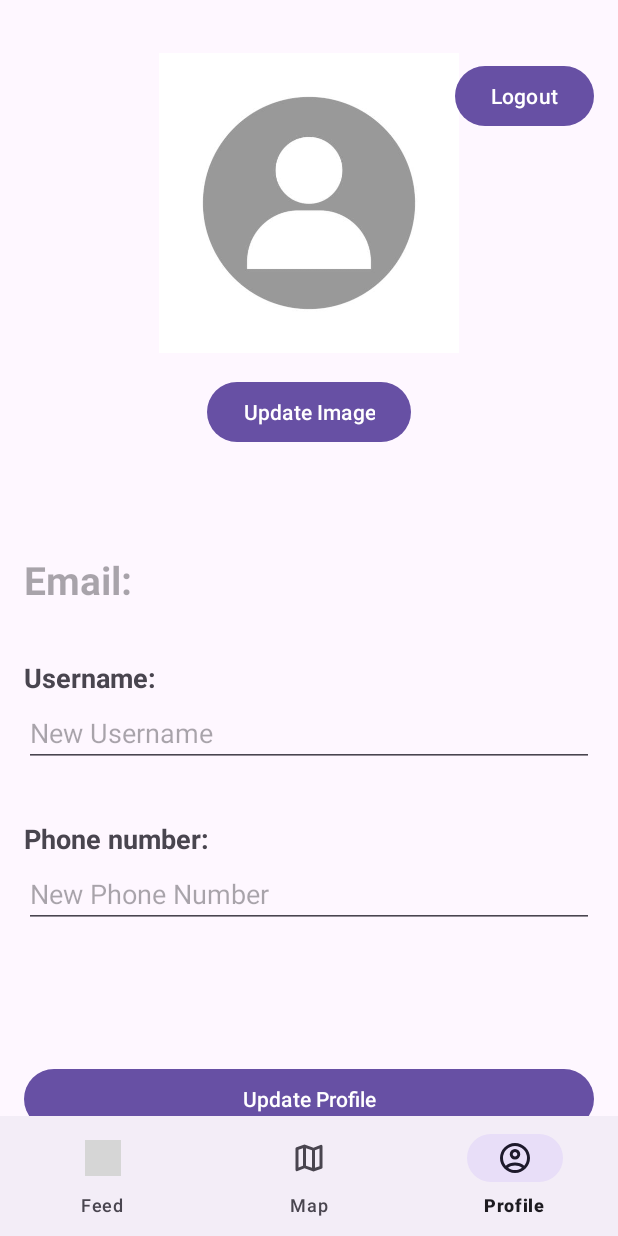
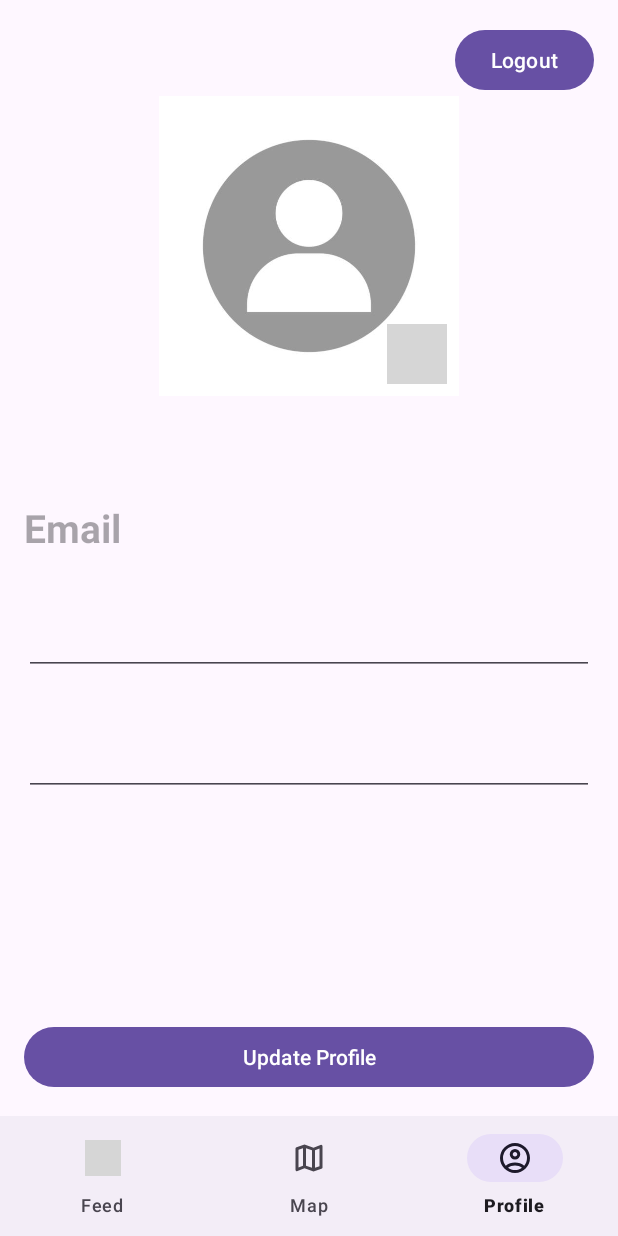
Before and after one commit to inamit/mobile-app-final-project, an Android app: the ProfileFragment screen opened through its navigation route, on a phone screen of 412 x 824 dp. Run offline under Robolectric (Android 15) with nearby library versions, the phone set to English and light mode, and no system bars; our stand-ins replace Firebase (no records; nobody signed in at launch, a user with empty details on screens opened directly), navigation-ui; grey boxes are pictures that could not be loaded.

Commit message:
fix cr notes - move logout to profile, change profile view

```diff
--- a/app/src/main/java/com/group147/appartmentblog/screens/home/HomeActivity.kt
+++ b/app/src/main/java/com/group147/appartmentblog/screens/home/HomeActivity.kt
@@ -4,7 +4,6 @@ import android.content.Intent
 import android.os.Bundle
 import android.view.Menu
 import android.view.MenuItem
-import android.widget.Button
 import androidx.activity.enableEdgeToEdge
 import androidx.appcompat.app.AppCompatActivity
 import androidx.core.view.ViewCompat
@@ -13,9 +12,7 @@ import androidx.navigation.NavController
 import androidx.navigation.fragment.NavHostFragment
 import androidx.navigation.ui.NavigationUI
 import com.google.android.material.bottomnavigation.BottomNavigationView
-import com.google.firebase.auth.FirebaseAuth
 import com.group147.appartmentblog.R
-import com.group147.appartmentblog.screens.login.LoginActivity
 
 class HomeActivity : AppCompatActivity() {
     var navController: NavController? = null
@@ -23,7 +20,6 @@ class HomeActivity : AppCompatActivity() {
         super.onCreate(savedInstanceState)
         enableEdgeToEdge()
         setContentView(R.layout.activity_home)
-        onLogoutClicked()
 
         ViewCompat.setOnApplyWindowInsetsListener(findViewById(R.id.main)) { v, insets ->
             val systemBars = insets.getInsets(WindowInsetsCompat.Type.systemBars())
@@ -45,16 +41,4 @@ class HomeActivity : AppCompatActivity() {
         return true
     }
 
-    fun onLogoutClicked() {
-        val btnLogout = findViewById<Button>(R.id.btnLogout)
-
-        btnLogout.setOnClickListener {
-            FirebaseAuth.getInstance().signOut()
-            val intent = Intent(this, LoginActivity::class.java)
-            intent.flags = Intent.FLAG_ACTIVITY_NEW_TASK or Intent.FLAG_ACTIVITY_CLEAR_TASK
-            startActivity(intent)
-            finish()
-        }
-    }
-
 }
--- a/app/src/main/java/com/group147/appartmentblog/screens/signup/SignUpActivity.kt
+++ b/app/src/main/java/com/group147/appartmentblog/screens/signup/SignUpActivity.kt
@@ -13,7 +13,6 @@ import androidx.appcompat.app.AppCompatActivity
 import com.google.firebase.auth.FirebaseAuth
 import com.google.firebase.firestore.FirebaseFirestore
 import com.google.firebase.storage.FirebaseStorage
-import java.util.*
 import com.group147.appartmentblog.R
 import com.group147.appartmentblog.screens.login.LoginActivity
 
@@ -47,7 +46,9 @@ class SignUpActivity : AppCompatActivity() {
         }
 
         findViewById<Button>(R.id.signup_button).setOnClickListener {
-            registerUser()
+            if (validateInputs()) {
+                registerUser()
+            }
         }
     }
 
@@ -57,6 +58,26 @@ class SignUpActivity : AppCompatActivity() {
             selectedImageUri = data.data!!
             userImageView.setImageURI(selectedImageUri)
         }
+    }
+
+    private fun validateInputs(): Boolean {
+        val username = findViewById<EditText>(R.id.username_input).text.toString().trim()
+        val phone = findViewById<EditText>(R.id.phone_input).text.toString().trim()
+        val email = findViewById<EditText>(R.id.email_input).text.toString().trim()
+        val password = findViewById<EditText>(R.id.password_input).text.toString().trim()
+        val confirmPassword = findViewById<EditText>(R.id.confirm_password_input).text.toString().trim()
+
+        if (username.isEmpty() || phone.isEmpty() || email.isEmpty() || password.isEmpty() || confirmPassword.isEmpty()) {
+            Toast.makeText(this, "Please fill out all the fields", Toast.LENGTH_SHORT).show()
+            return false
+        }
+
+        if (password != confirmPassword) {
+            Toast.makeText(this, "Passwords do not match", Toast.LENGTH_SHORT).show()
+            return false
+        }
+
+        return true
     }
 
     private fun registerUser() {
--- a/app/src/main/java/com/group147/appartmentblog/screens/userProfile/ProfileFragment.kt
+++ b/app/src/main/java/com/group147/appartmentblog/screens/userProfile/ProfileFragment.kt
@@ -21,17 +21,17 @@ import com.google.firebase.auth.FirebaseAuth
 import com.google.firebase.firestore.FirebaseFirestore
 import com.google.firebase.storage.FirebaseStorage
 import com.group147.appartmentblog.R
+import com.group147.appartmentblog.screens.login.LoginActivity
 
 class ProfileFragment : Fragment() {
 
     private lateinit var profileImageView: ImageView
-    private lateinit var updateImageButton: Button
+    private lateinit var editImageView: ImageView
     private lateinit var usernameInput: EditText
     private lateinit var phoneInput: EditText
     private lateinit var emailText: TextView
-    private lateinit var currentUsername: TextView
-    private lateinit var currentPhone: TextView
     private lateinit var updateProfileButton: Button
+    private lateinit var btnLogout: Button
     private lateinit var selectedImageUri: Uri
     private lateinit var auth: FirebaseAuth
     private lateinit var firestore: FirebaseFirestore
@@ -49,13 +49,14 @@ class ProfileFragment : Fragment() {
         storage = FirebaseStorage.getInstance()
 
         profileImageView = view.findViewById(R.id.profile_image)
-        updateImageButton = view.findViewById(R.id.update_image_button)
+        editImageView = view.findViewById(R.id.edit_icon)
         usernameInput = view.findViewById(R.id.username_input)
         phoneInput = view.findViewById(R.id.phone_input)
         emailText = view.findViewById(R.id.email_text)
-        currentUsername = view.findViewById(R.id.current_username)
-        currentPhone = view.findViewById(R.id.current_phone)
         updateProfileButton = view.findViewById(R.id.update_profile_button)
+        btnLogout = view.findViewById(R.id.btnLogout)
+
+        onLogoutClicked()
 
         imagePickerLauncher = registerForActivityResult(ActivityResultContracts.StartActivityForResult()) { result ->
             if (result.resultCode == Activity.RESULT_OK && result.data != null) {
@@ -64,7 +65,7 @@ class ProfileFragment : Fragment() {
             }
         }
 
-        updateImageButton.setOnClickListener {
+        editImageView.setOnClickListener {
             val intent = Intent(Intent.ACTION_PICK)
             intent.type = "image/*"
             imagePickerLauncher.launch(intent)
@@ -87,9 +88,9 @@ class ProfileFragment : Fragment() {
             firestore.collection("users").document(uid).get()
                 .addOnSuccessListener { document ->
                     if (document != null) {
-                        currentUsername.text = "Username: ${document.getString("username").orEmpty()}"
-                        currentPhone.text = "Phone number: ${document.getString("phone").orEmpty()}"
-                        emailText.text = "Email: ${document.getString("email").orEmpty()}"
+                        usernameInput.hint = document.getString("username").orEmpty()
+                        phoneInput.hint = document.getString("phone").orEmpty()
+                        emailText.text = document.getString("email").orEmpty()
                         val imageUrl = document.getString("imageUrl")
                         if (!imageUrl.isNullOrEmpty()) {
                             Glide.with(this)
@@ -150,4 +151,14 @@ class ProfileFragment : Fragment() {
                 Toast.makeText(context, "Failed to update profile: $e", Toast.LENGTH_SHORT).show()
             }
     }
+
+    private fun onLogoutClicked() {
+        btnLogout.setOnClickListener {
+            auth.signOut()
+            val intent = Intent(activity, LoginActivity::class.java)
+            intent.flags = Intent.FLAG_ACTIVITY_NEW_TASK or Intent.FLAG_ACTIVITY_CLEAR_TASK
+            startActivity(intent)
+            activity?.finish()
+        }
+    }
 }
--- a/app/src/main/res/layout/activity_home.xml
+++ b/app/src/main/res/layout/activity_home.xml
@@ -24,17 +24,4 @@
         app:layout_constraintStart_toStartOf="parent"
         app:layout_constraintEnd_toEndOf="parent"
         app:menu="@menu/navbar_menu" />
-    <Button
-        android:id="@+id/btnLogout"
-        android:layout_width="wrap_content"
-        android:layout_height="wrap_content"
-        android:layout_marginTop="16dp"
-        android:layout_marginEnd="16dp"
-        android:text="Logout"
-        app:layout_constraintBottom_toBottomOf="parent"
-        app:layout_constraintEnd_toEndOf="parent"
-        app:layout_constraintHorizontal_bias="1.0"
-        app:layout_constraintStart_toStartOf="parent"
-        app:layout_constraintTop_toTopOf="parent"
-        app:layout_constraintVertical_bias="0.032" />
 </androidx.constraintlayout.widget.ConstraintLayout>
--- a/app/src/main/res/layout/fragment_profile.xml
+++ b/app/src/main/res/layout/fragment_profile.xml
@@ -2,32 +2,47 @@
     xmlns:tools="http://schemas.android.com/tools"
     android:layout_width="match_parent"
     android:layout_height="match_parent"
-    android:id="@+id/profileFragment">
+    android:id="@+id/profileFragment"
     tools:context=".screens.userProfile.ProfileFragment">
 
     <LinearLayout
         android:layout_width="match_parent"
-        android:layout_height="match_parent"
+        android:layout_height="wrap_content"
         android:orientation="vertical"
         android:gravity="center"
-        android:padding="16dp">
+        android:padding="16dp"
+        android:layout_gravity="top">
 
-        <ImageView
-            android:id="@+id/profile_image"
+        <Button
+            android:id="@+id/btnLogout"
+            android:layout_width="wrap_content"
+            android:layout_height="wrap_content"
+            android:layout_gravity="end"
+            android:text="Logout" />
+
+        <FrameLayout
             android:layout_width="200dp"
             android:layout_height="200dp"
             android:layout_gravity="center"
-            android:layout_marginBottom="15dp"
-            android:contentDescription="Profile Image"
-            android:src="@drawable/ic_user_placeholder" />
+            android:layout_marginBottom="70dp">
 
-        <Button
-            android:id="@+id/update_image_button"
-            android:layout_width="wrap_content"
-            android:layout_height="wrap_content"
-            android:layout_gravity="center"
-            android:layout_marginBottom="70dp"
-            android:text="Update Image" />
+            <ImageView
+                android:id="@+id/profile_image"
+                android:layout_width="match_parent"
+                android:layout_height="match_parent"
+                android:contentDescription="Profile Image"
+                android:src="@drawable/ic_user_placeholder"
+                android:tooltipText="Press to update" />
+
+            <ImageView
+                android:id="@+id/edit_icon"
+                android:layout_width="40dp"
+                android:layout_height="40dp"
+                android:layout_gravity="bottom|end"
+                android:layout_margin="8dp"
+                android:contentDescription="Edit Icon"
+                android:src="@drawable/ic_edit" />
+        </FrameLayout>
 
         <TextView
             android:id="@+id/email_text"
@@ -40,15 +55,6 @@
             android:textSize="26sp"
             android:textStyle="bold" />
 
-        <TextView
-            android:id="@+id/current_username"
-            android:layout_width="match_parent"
-            android:layout_height="wrap_content"
-            android:layout_marginBottom="2dp"
-            android:hint="Current Username"
-            android:textSize="18sp"
-            android:textStyle="bold" />
-
         <EditText
             android:id="@+id/username_input"
             android:layout_width="match_parent"
@@ -56,20 +62,11 @@
             android:layout_marginBottom="35dp"
             android:hint="New Username" />
 
-        <TextView
-            android:id="@+id/current_phone"
-            android:layout_width="match_parent"
-            android:layout_height="wrap_content"
-            android:layout_marginBottom="2dp"
-            android:hint="Current Phone Number"
-            android:textSize="18sp"
-            android:textStyle="bold" />
-
         <EditText
             android:id="@+id/phone_input"
             android:layout_width="match_parent"
             android:layout_height="wrap_content"
-            android:layout_marginBottom="90dp"
+            android:layout_marginBottom="150dp"
             android:hint="New Phone Number" />
 
         <Button
```
